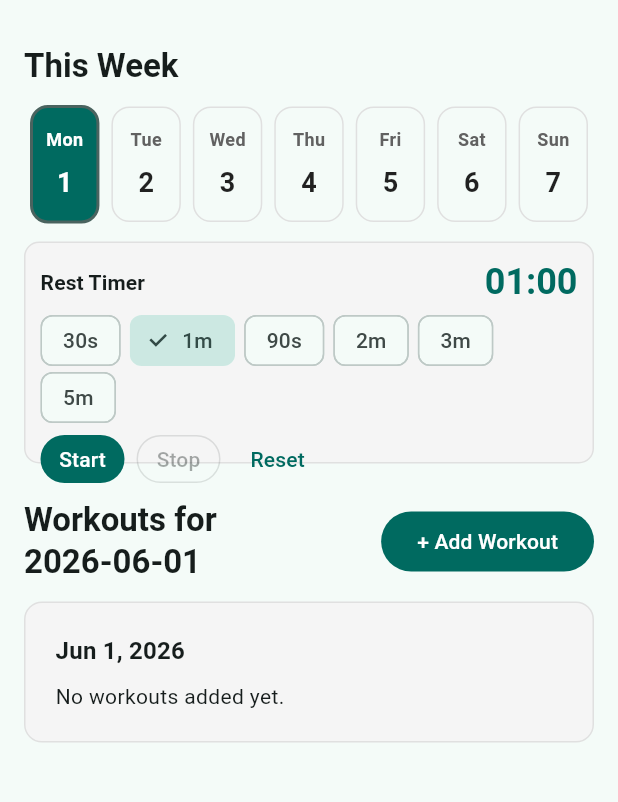
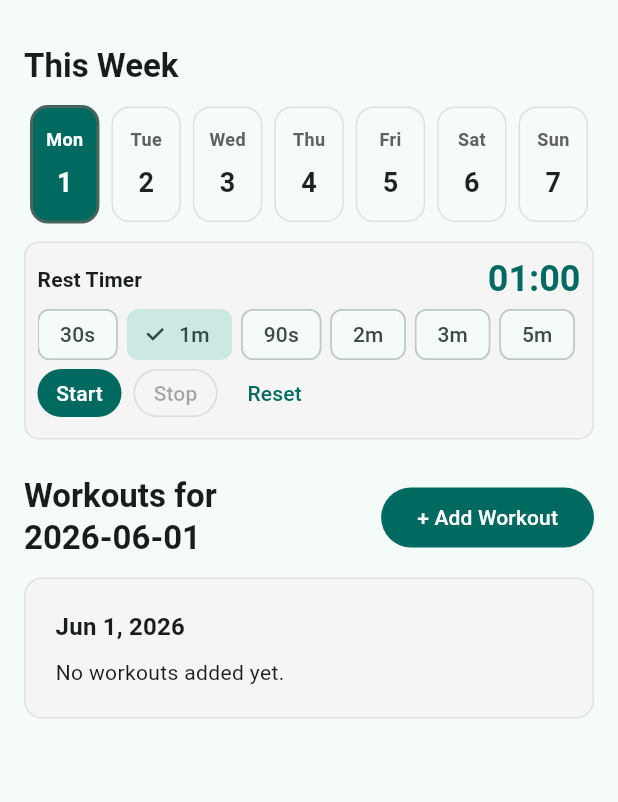
Before and after one commit to 4yearsproject2029/flowfit, a Flutter app: the screen it shows after launch, on a phone screen of 412 x 824 dp, the part 63-865 px from its top. Run offline on Flutter 3.47's test engine with Material 3 defaults, Android fonts, the light colour scheme and no system bars; our stand-ins replace hive, hive_flutter; accounts and stored records are empty.

Commit message:
feat: add rest timer and improve UX

```diff
--- a/lib/features/home/screens/home_screen.dart
+++ b/lib/features/home/screens/home_screen.dart
@@ -152,10 +152,10 @@ class _HomeScreenState extends State<HomeScreen> {
 
 class _RestTimerHeaderDelegate extends SliverPersistentHeaderDelegate {
   @override
-  double get minExtent => 164;
+  double get minExtent => 148;
 
   @override
-  double get maxExtent => 164;
+  double get maxExtent => 148;
 
   @override
   Widget build(
--- a/lib/features/timer/widgets/rest_timer.dart
+++ b/lib/features/timer/widgets/rest_timer.dart
@@ -29,7 +29,7 @@ class _RestTimerState extends State<RestTimer> {
 
     return Container(
       width: double.infinity,
-      padding: const EdgeInsets.all(10),
+      padding: const EdgeInsets.all(8),
       decoration: BoxDecoration(
         color: Colors.grey.shade100,
         borderRadius: BorderRadius.circular(10),
@@ -57,14 +57,16 @@ class _RestTimerState extends State<RestTimer> {
               ),
             ],
           ),
-          const SizedBox(height: 6),
-          Wrap(
-            spacing: 6,
-            runSpacing: 4,
+          const SizedBox(height: 4),
+          SingleChildScrollView(
+            scrollDirection: Axis.horizontal,
+            child: Row(
               children: presetDurations.map((seconds) {
                 final isSelected = seconds == selectedDuration;
 
-              return ChoiceChip(
+                return Padding(
+                  padding: const EdgeInsets.only(right: 6),
+                  child: ChoiceChip(
                     label: Text(_presetLabel(seconds)),
                     selected: isSelected,
                     materialTapTargetSize: MaterialTapTargetSize.shrinkWrap,
@@ -73,10 +75,12 @@ class _RestTimerState extends State<RestTimer> {
                     onSelected: (selected) {
                       _selectDuration(seconds);
                     },
+                  ),
                 );
               }).toList(),
             ),
-          const SizedBox(height: 8),
+          ),
+          const SizedBox(height: 6),
           Row(
             children: [
               FilledButton(
```
Also changed, not shown: 4 other files. Lines whose indentation alone changed are shown as unchanged.
